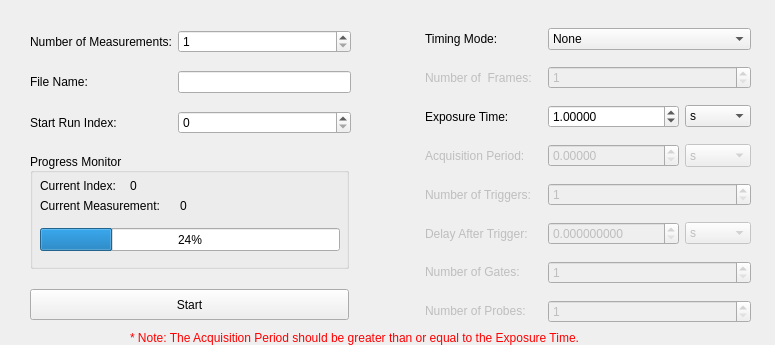
slsdetectorgroup/slsDetectorPackage, file slsDetectorGui/forms/form_tab_measurement.ui: the form before one commit.
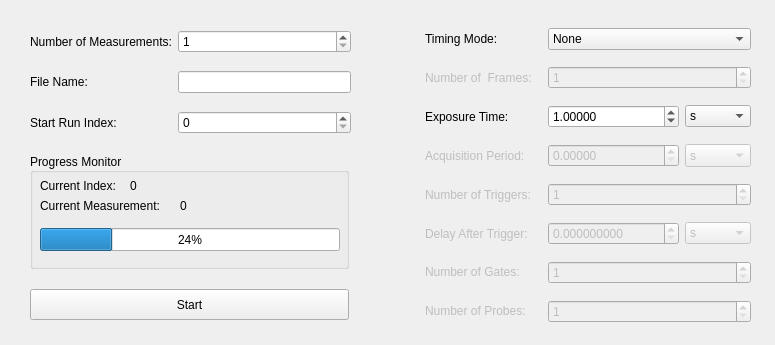
The form after the commit.

The edit to the form file:
```diff
--- a/slsDetectorGui/forms/form_tab_measurement.ui
+++ b/slsDetectorGui/forms/form_tab_measurement.ui
@@ -873,56 +873,6 @@
     </layout>
    </widget>
   </widget>
-  <widget class="QLabel" name="lblNote">
-   <property name="geometry">
-    <rect>
-     <x>130</x>
-     <y>330</y>
-     <width>521</width>
-     <height>16</height>
-    </rect>
-   </property>
-   <property name="palette">
-    <palette>
-     <active>
-      <colorrole role="WindowText">
-       <brush brushstyle="SolidPattern">
-        <color alpha="255">
-         <red>255</red>
-         <green>0</green>
-         <blue>0</blue>
-        </color>
-       </brush>
-      </colorrole>
-     </active>
-     <inactive>
-      <colorrole role="WindowText">
-       <brush brushstyle="SolidPattern">
-        <color alpha="255">
-         <red>255</red>
-         <green>0</green>
-         <blue>0</blue>
-        </color>
-       </brush>
-      </colorrole>
-     </inactive>
-     <disabled>
-      <colorrole role="WindowText">
-       <brush brushstyle="SolidPattern">
-        <color alpha="255">
-         <red>193</red>
-         <green>193</green>
-         <blue>193</blue>
-        </color>
-       </brush>
-      </colorrole>
-     </disabled>
-    </palette>
-   </property>
-   <property name="text">
-    <string>* Note: The Acquisition Period should be greater than or equal to the Exposure Time.</string>
-   </property>
-  </widget>
  </widget>
  <resources/>
  <connections/>
```
Left out of the diff: 18 changed lines with no effect on the pictures.
